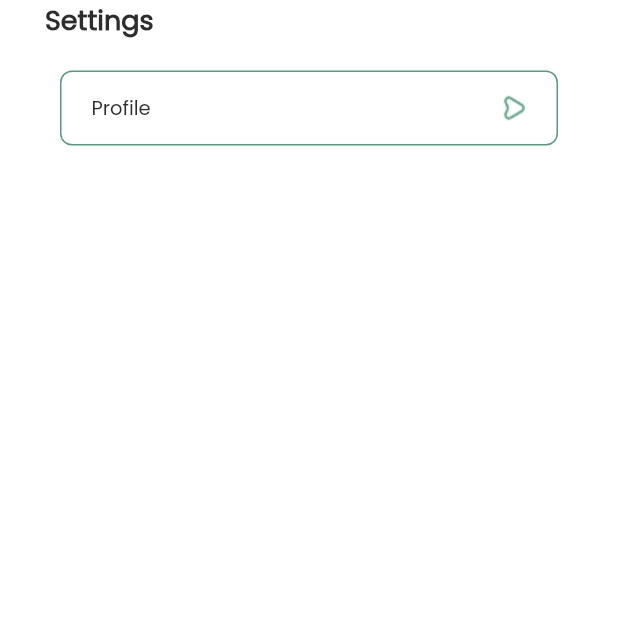
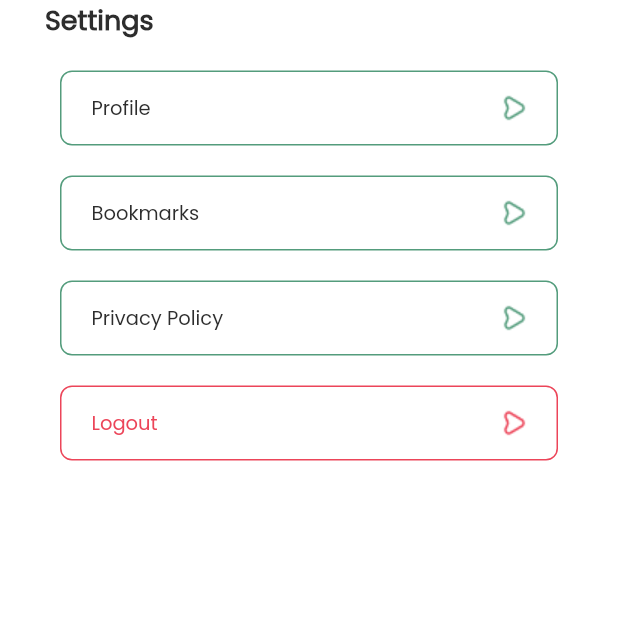
Before and after one commit to xWarren/Terra-Verde, a Flutter app: the SettingsPage screen opened directly, scrolled down 250 dp, on a phone screen of 412 x 824 dp, the top half of it. Run offline on Flutter 3.47's test engine with Material 3 defaults, Android fonts, the phone set to English and light mode, and no system bars; our stand-ins replace get, get_storage; accounts and stored records are empty; network calls fail.

Commit message:
Feature: Settings Page

```diff
--- /dev/null
+++ b/lib/feature/settings/_components/bookmarks_section.dart
@@ -0,0 +1,54 @@
+import 'package:flutter/material.dart';
+import 'package:get/get.dart';
+
+import '../../../core/resources/assets.dart';
+import '../../../core/resources/custom_colors.dart';
+import '../../../core/utils/print_utils.dart';
+
+class BookmarksSection extends StatelessWidget {
+  const BookmarksSection({super.key});
+
+  @override
+  Widget build(BuildContext context) {
+    return GestureDetector(
+      onTap: () => printUtil("Bookmarks Section"),
+      child: Container(
+        height: 50,
+        width: Get.width,
+        margin: const EdgeInsets.only(
+          left: 40,
+          right: 40,
+          top: 20
+        ),
+        decoration: ShapeDecoration(
+          shape: RoundedRectangleBorder(
+            borderRadius: BorderRadius.circular(8),
+            side: const BorderSide(
+              color: CustomColors.primaryColor,
+              width: 1.0,
+            ),
+          ),
+        ),
+        child: Padding(
+          padding: const EdgeInsets.symmetric(horizontal: 20),
+          child: Row(
+            mainAxisAlignment: MainAxisAlignment.spaceBetween,
+            children: [
+              const Text(
+                "Bookmarks",
+                style: TextStyle(
+                  color: CustomColors.black,
+                  fontSize: 13,
+                  fontWeight: FontWeight.w500
+                ),
+              ),
+              Image.asset(
+                Assets.icRight
+              )
+            ],
+          ),
+        ),
+      ),
+    );
+  }
+}
--- /dev/null
+++ b/lib/feature/settings/_components/logout_section.dart
@@ -0,0 +1,54 @@
+import 'package:flutter/material.dart';
+import 'package:get/get.dart';
+
+import '../../../core/resources/assets.dart';
+import '../../../core/resources/custom_colors.dart';
+import '../../../core/utils/print_utils.dart';
+
+class LogoutSection extends StatelessWidget {
+  const LogoutSection({super.key});
+
+  @override
+  Widget build(BuildContext context) {
+    return GestureDetector(
+      onTap: () => printUtil("Logout Section"),
+      child: Container(
+        height: 50,
+        width: Get.width,
+        margin: const EdgeInsets.only(
+          left: 40,
+          right: 40,
+          top: 20
+        ),
+        decoration: ShapeDecoration(
+          shape: RoundedRectangleBorder(
+            borderRadius: BorderRadius.circular(8),
+            side: const BorderSide(
+              color: CustomColors.red,
+              width: 1.0,
+            ),
+          ),
+        ),
+        child: Padding(
+          padding: const EdgeInsets.symmetric(horizontal: 20),
+          child: Row(
+            mainAxisAlignment: MainAxisAlignment.spaceBetween,
+            children: [
+              const Text(
+                "Logout",
+                style: TextStyle(
+                  color: CustomColors.red,
+                  fontSize: 13,
+                  fontWeight: FontWeight.w500
+                ),
+              ),
+              Image.asset(
+                Assets.icRightLogout
+              )
+            ],
+          ),
+        ),
+      ),
+    );
+  }
+}
--- /dev/null
+++ b/lib/feature/settings/_components/privacy_policy_section.dart
@@ -0,0 +1,54 @@
+import 'package:flutter/material.dart';
+import 'package:get/get.dart';
+
+import '../../../core/resources/assets.dart';
+import '../../../core/resources/custom_colors.dart';
+import '../../../core/utils/print_utils.dart';
+
+class PrivacyPolicySection extends StatelessWidget {
+  const PrivacyPolicySection({super.key});
+
+  @override
+  Widget build(BuildContext context) {
+    return GestureDetector(
+      onTap: () => printUtil("Privacy Policy Section"),
+      child: Container(
+        height: 50,
+        width: Get.width,
+        margin: const EdgeInsets.only(
+          left: 40,
+          right: 40,
+          top: 20
+        ),
+        decoration: ShapeDecoration(
+          shape: RoundedRectangleBorder(
+            borderRadius: BorderRadius.circular(8),
+            side: const BorderSide(
+              color: CustomColors.primaryColor,
+              width: 1.0,
+            ),
+          ),
+        ),
+        child: Padding(
+          padding: const EdgeInsets.symmetric(horizontal: 20),
+          child: Row(
+            mainAxisAlignment: MainAxisAlignment.spaceBetween,
+            children: [
+              const Text(
+                "Privacy Policy",
+                style: TextStyle(
+                  color: CustomColors.black,
+                  fontSize: 13,
+                  fontWeight: FontWeight.w500
+                ),
+              ),
+              Image.asset(
+                Assets.icRight
+              )
+            ],
+          ),
+        ),
+      ),
+    );
+  }
+}
--- a/lib/feature/settings/settings_page.dart
+++ b/lib/feature/settings/settings_page.dart
@@ -2,6 +2,9 @@ import 'package:flutter/material.dart';
 import 'package:get/get.dart';
 
 import '../../core/resources/custom_colors.dart';
+import '_components/bookmarks_section.dart';
+import '_components/logout_section.dart';
+import '_components/privacy_policy_section.dart';
 import '_components/profile_section.dart';
 import 'settings_controller.dart';
 
@@ -83,7 +86,10 @@ class SettingsPage extends GetView<SettingsController> {
                     ),
                   ),
                 ),
-                ProfileSection()
+                ProfileSection(),
+                BookmarksSection(),
+                PrivacyPolicySection(),
+                LogoutSection()
               ],
             ),
           )
```
